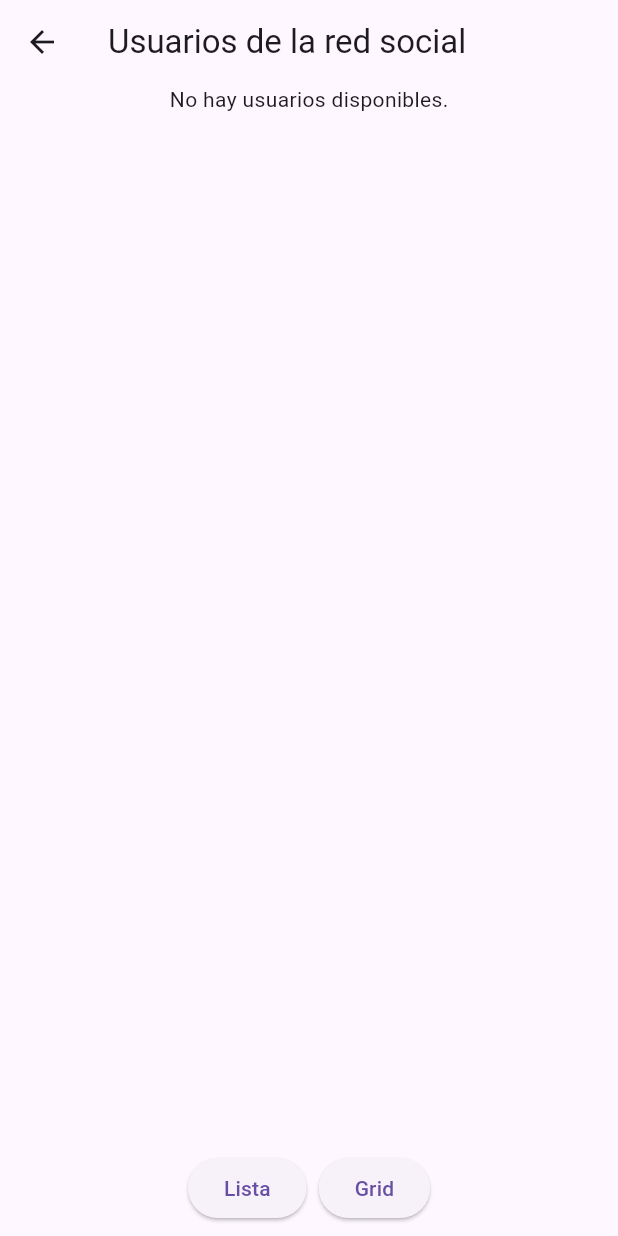
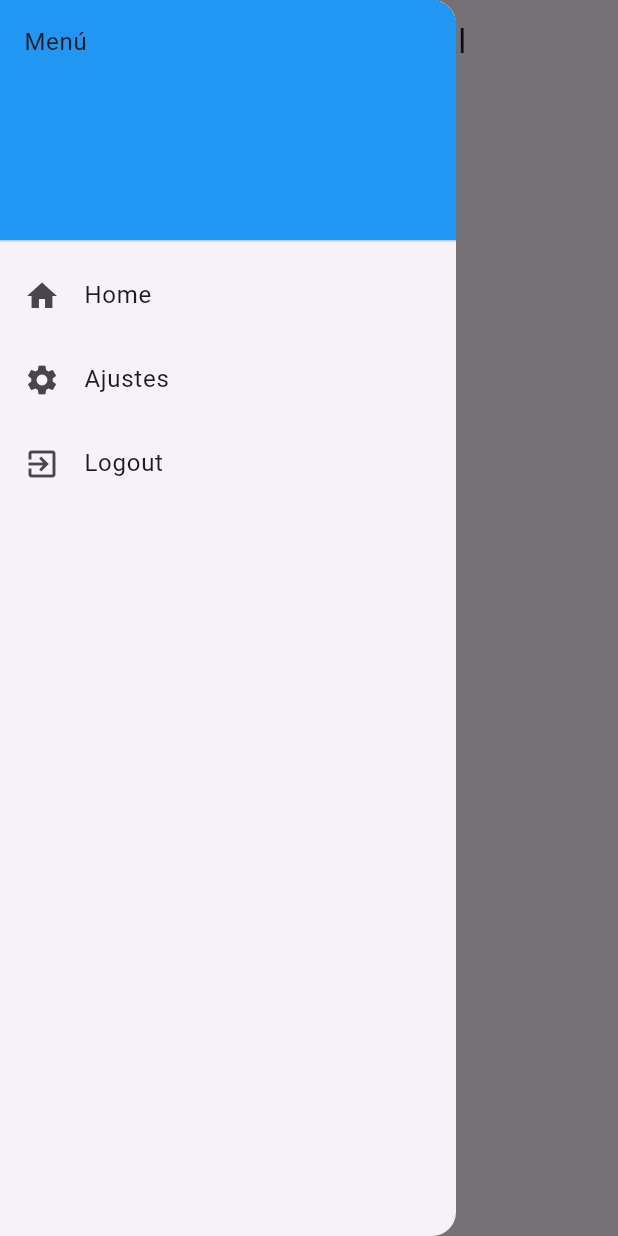
Before and after one commit to carlosgr1992/Examen_PMDM_PSP_CarlosGarciaRamirez, a Flutter app: the HomeView screen opened by its route, with the side drawer open (before the commit the screen has no drawer), on a phone screen of 412 x 824 dp. Run offline on Flutter 3.47's test engine with Material 3 defaults, Android fonts, the phone set to English and light mode, and no system bars; our stand-ins replace cloud_firestore, firebase_auth, firebase_core; accounts and stored records are empty; generated files the repository leaves out were written again.

Commit message:
PMDM 3.4 Creada la clase DrawerCustom que es llamada desde el HomeView

```diff
--- /dev/null
+++ b/lib/customViews/DrawerCustom.dart
@@ -0,0 +1,52 @@
+import 'package:flutter/cupertino.dart';
+import 'package:flutter/material.dart';
+
+import '../fireStoreObjets/FbUsuario.dart';
+import '../onBoarding/AjustesView.dart';
+
+class DrawerCustom extends StatelessWidget {
+  final FbUsuario currentUser;
+
+  DrawerCustom({required this.currentUser});
+
+  @override
+  Widget build(BuildContext context) {
+    return Drawer(
+      child: ListView(
+        padding: EdgeInsets.zero,
+        children: <Widget>[
+          DrawerHeader(
+            child: Text('Menú'),
+            decoration: BoxDecoration(
+              color: Colors.blue,
+            ),
+          ),
+          ListTile(
+            leading: Icon(Icons.home),
+            title: Text('Home'),
+            onTap: () {
+              Navigator.of(context).popAndPushNamed("/homeView");
+            },
+          ),
+          ListTile(
+            leading: Icon(Icons.settings),
+            title: Text('Ajustes'),
+            onTap: () {
+              Navigator.of(context).pop();
+              Navigator.of(context).push(MaterialPageRoute(
+                builder: (context) => AjustesView(usuario: currentUser),
+              ));
+            },
+          ),
+          ListTile(
+            leading: Icon(Icons.exit_to_app),
+            title: Text('Logout'),
+            onTap: () {
+              Navigator.of(context).popAndPushNamed("/loginView");
+            },
+          ),
+        ],
+      ),
+    );
+  }
+}
--- a/lib/onBoarding/HomeView.dart
+++ b/lib/onBoarding/HomeView.dart
@@ -1,7 +1,9 @@
+import 'package:examen_pmdm_psp_carlosgarciaramirez/singletone/DataHolder.dart';
 import 'package:flutter/cupertino.dart';
 import 'package:flutter/material.dart';
 
 import '../customViews/ButtonBarCustom.dart';
+import '../customViews/DrawerCustom.dart';
 import '../fireStoreObjets/FbUsuario.dart';
 import '../singletone/FireBaseAdmin.dart';
 
@@ -12,7 +14,6 @@ class HomeView extends StatefulWidget {
 
 class _HomeViewState extends State<HomeView> {
   bool isList = true; // Variable de estado para controlar la vista
-  final FirebaseAdmin firebaseAdmin = FirebaseAdmin();
 
   @override
   Widget build(BuildContext context) {
@@ -20,11 +21,18 @@ class _HomeViewState extends State<HomeView> {
       appBar: AppBar(
         title: Text('Usuarios de la red social'),
       ),
+      drawer: FutureBuilder<FbUsuario?>(
+        future: DataHolder.firebaseAdmin.getCurrentUser(),
+        builder: (context, snapshot) {
+          FbUsuario usuario = snapshot.data ?? FbUsuario(nombre: "Invitado", apellidos: "", edad: 0);
+          return DrawerCustom(currentUser: usuario);
+        },
+      ),
       body: Column(
         children: [
           Expanded(
             child: FutureBuilder<List<FbUsuario>>(
-              future: firebaseAdmin.obtenerUsuarios(),
+              future: DataHolder.firebaseAdmin.obtenerUsuarios(),
               builder: (context, snapshot) {
                 if (snapshot.connectionState == ConnectionState.waiting) {
                   return CircularProgressIndicator();
```
Also changed, not shown: lib/singletone/FireBaseAdmin.dart (+17 -0 lines).
